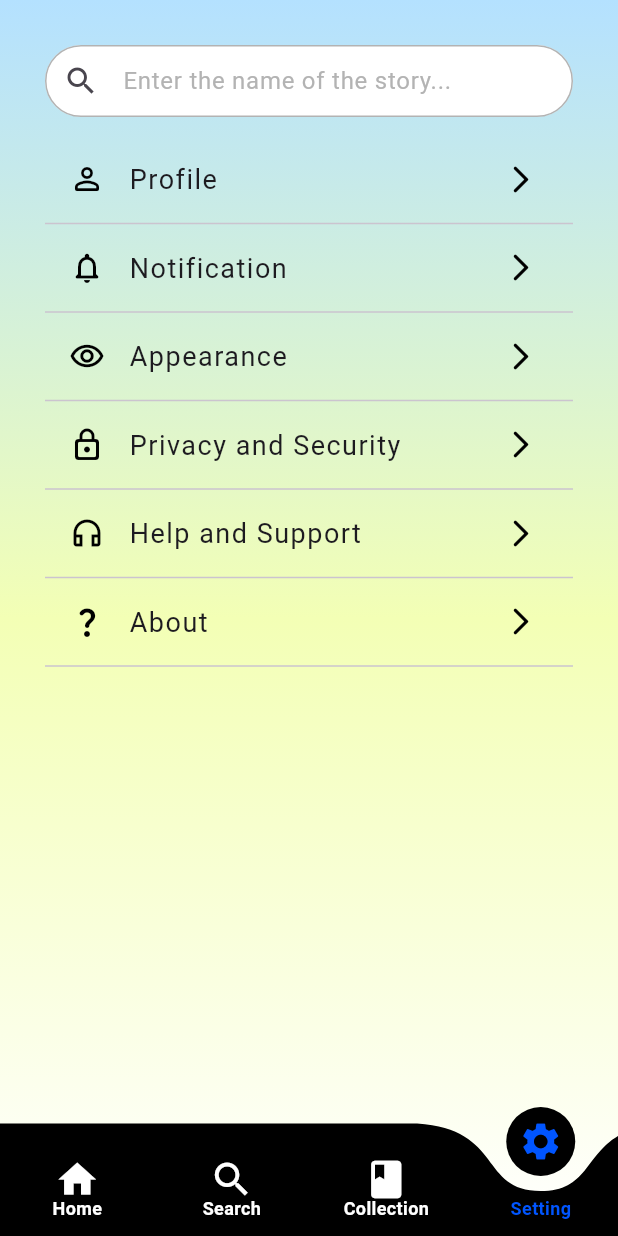
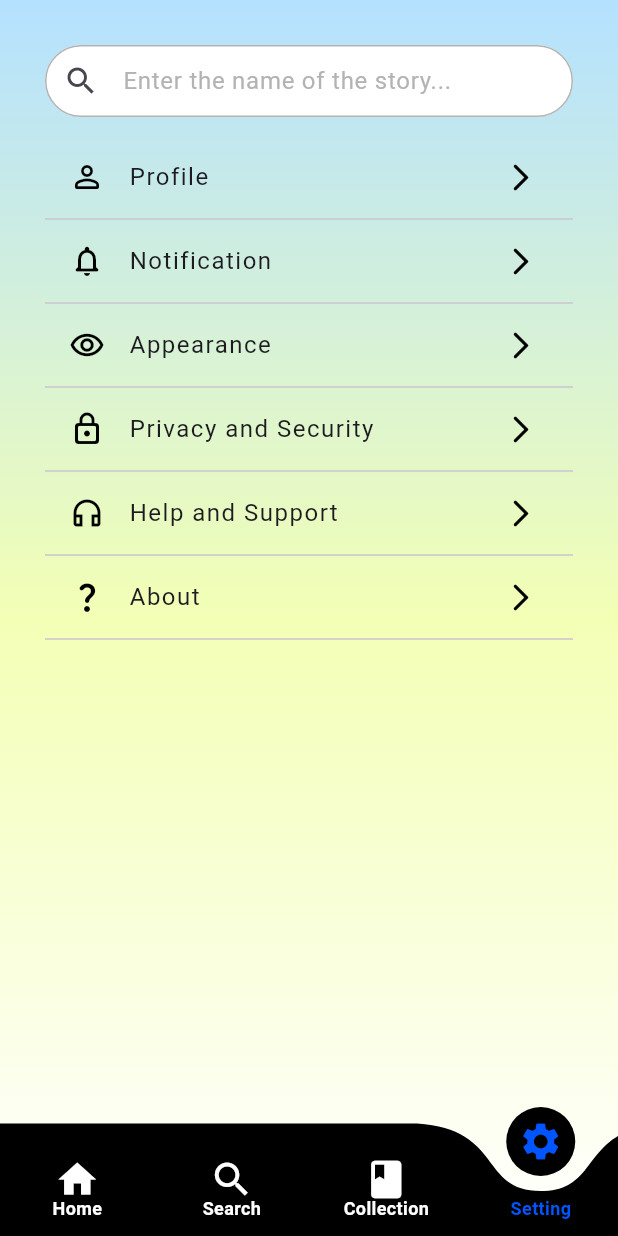
Before and after one commit to Riandec/storytelling-audio-app, a Flutter app: the screen it shows after launch, item 4 of the bottom bar chosen, on a phone screen of 412 x 824 dp. Run offline on Flutter 3.47's test engine with Material 3 defaults, Android fonts, the phone set to English and light mode, and no system bars; drawn by our look-alikes of curved_navigation_bar; our stand-ins replace carousel_slider, cloud_firestore, firebase_core; missing offline and left inert: image_pixels; accounts and stored records are empty; Roboto replaces fonts that are missing (SF Pro); project files that could hold a hidden picture were left out.

Commit message:
style(setting): edit font size

```diff
--- a/lib/screens/setting_page.dart
+++ b/lib/screens/setting_page.dart
@@ -72,7 +72,6 @@ class _SettingPageState extends State<SettingPage> {
                     'Profile',
                     style: TextStyle(
                       fontFamily: 'SF Pro',
-                      fontSize: 18,
                       letterSpacing: 1
                     ),
                   ),
@@ -86,7 +85,6 @@ class _SettingPageState extends State<SettingPage> {
                     'Notification',
                     style: TextStyle(
                       fontFamily: 'SF Pro',
-                      fontSize: 18,
                       letterSpacing: 1
                     ),
                   ),
@@ -100,7 +98,6 @@ class _SettingPageState extends State<SettingPage> {
                     'Appearance',
                     style: TextStyle(
                       fontFamily: 'SF Pro',
-                      fontSize: 18,
                       letterSpacing: 1
                     ),
                   ),
@@ -114,7 +111,6 @@ class _SettingPageState extends State<SettingPage> {
                     'Privacy and Security',
                     style: TextStyle(
                       fontFamily: 'SF Pro',
-                      fontSize: 18,
                       letterSpacing: 1
                     ),
                   ),
@@ -128,7 +124,6 @@ class _SettingPageState extends State<SettingPage> {
                     'Help and Support',
                     style: TextStyle(
                       fontFamily: 'SF Pro',
-                      fontSize: 18,
                       letterSpacing: 1
                     ),
                   ),
@@ -142,7 +137,6 @@ class _SettingPageState extends State<SettingPage> {
                     'About',
                     style: TextStyle(
                       fontFamily: 'SF Pro',
-                      fontSize: 18,
                       letterSpacing: 1
                     ),
                   ),
```
Also changed, not shown: lib/screens/story_details_page.dart (+0 -16 lines).
